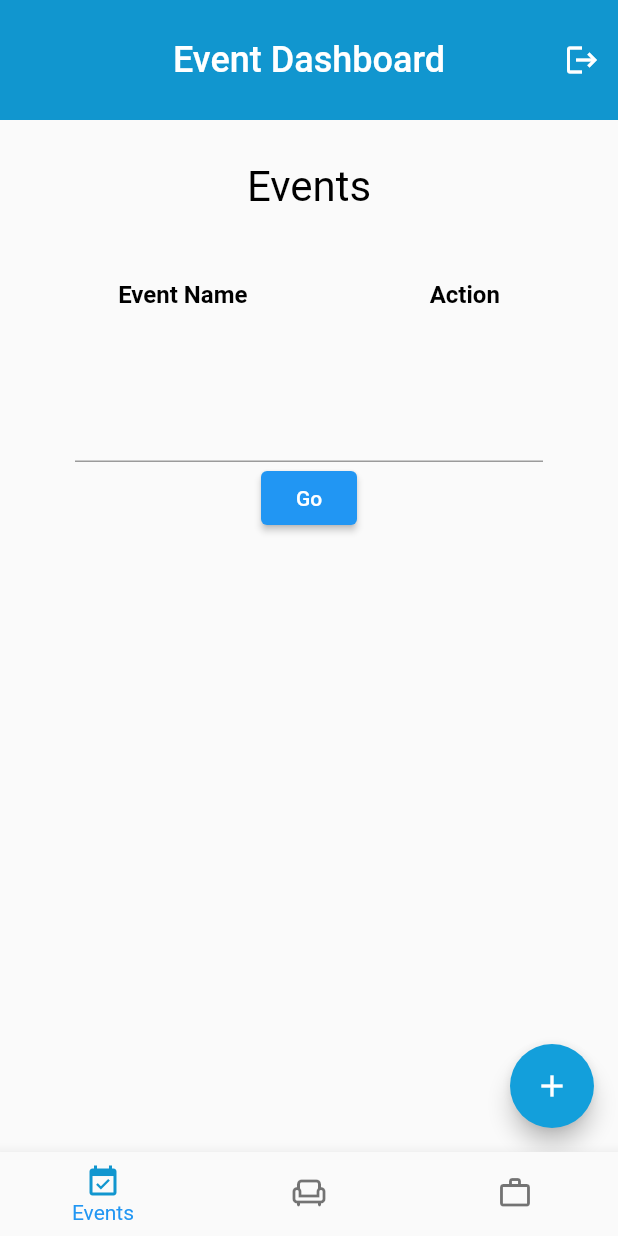
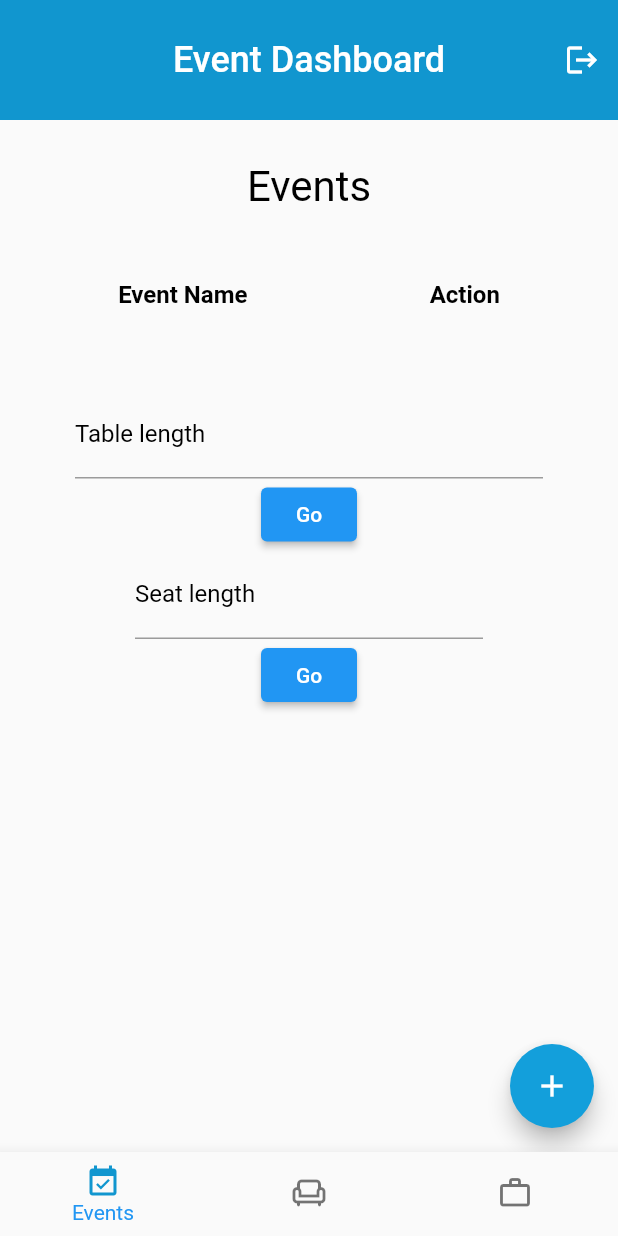
Before and after one commit to saadbhaldar1212/Project-Guestify, a Flutter app: the screen it shows after launch, on a phone screen of 412 x 824 dp. Run offline on Flutter 3.47's test engine with Material 2 defaults, Android fonts, the phone set to English and light mode, and no system bars; our stand-ins replace firebase_auth, firebase_core, firebase_database, fluttertoast, get; accounts and stored records are empty; project files that could hold a hidden picture were left out.

Commit message:
managing seat layout done

```diff
--- a/lib/dashboard/bottomappbar_pages/event_dashboard.dart
+++ b/lib/dashboard/bottomappbar_pages/event_dashboard.dart
@@ -232,6 +232,14 @@ class _EventDashboardState extends State<EventDashboard> {
                           color: Colors.black,
                         ),
                         keyboardType: TextInputType.number,
+                        decoration: const InputDecoration(
+                          label: Text(
+                            'Table length',
+                            style: TextStyle(
+                              color: Colors.black,
+                            ),
+                          ),
+                        ),
                       ),
                       ElevatedButton(
                         onPressed: (() {
@@ -246,38 +254,41 @@ class _EventDashboardState extends State<EventDashboard> {
                     ],
                   ),
                 ),
-                // Container(
-                //   margin: const EdgeInsets.symmetric(horizontal: 40),
-                //   child: Form(
-                //     key: _sKey,
-                //     child: Column(
-                //       children: [
-                //         TextFormField(
-                //           controller: seatsC,
-                //           style: const TextStyle(
-                //             color: Colors.black,
-                //           ),
-                //           keyboardType: TextInputType.number,
-                //         ),
-                //         ElevatedButton(
-                //           onPressed: (() {
-                //             if (_sKey.currentState!.validate()) {
-                //               seatRef.child(seatKey).set({
-                //                 'Number of Seats': seatsC.text,
-                //               }).then((value) {
-                //                 Get.to(
-                //                   () => const SeatsDashboard(
-                //                       title: 'Seats Dashboard'),
-                //                 );
-                //               });
-                //             }
-                //           }),
-                //           child: const Text('Go'),
-                //         )
-                //       ],
-                //     ),
-                //   ),
-                // )
+                Container(
+                  margin: const EdgeInsets.symmetric(horizontal: 40),
+                  child: Form(
+                    key: _sKey,
+                    child: Column(
+                      children: [
+                        TextFormField(
+                          controller: seatsC,
+                          style: const TextStyle(
+                            color: Colors.black,
+                          ),
+                          keyboardType: TextInputType.number,
+                          decoration: const InputDecoration(
+                            label: Text(
+                              'Seat length',
+                              style: TextStyle(
+                                color: Colors.black,
+                              ),
+                            ),
+                          ),
+                        ),
+                        ElevatedButton(
+                          onPressed: (() {
+                            if (_sKey.currentState!.validate()) {
+                              seatRef.child(seatKey).set({
+                                'Number of Seats': seatsC.text,
+                              }).then((value) {});
+                            }
+                          }),
+                          child: const Text('Go'),
+                        )
+                      ],
+                    ),
+                  ),
+                )
               ],
             ),
           ),
--- a/lib/dashboard/dashboard.dart
+++ b/lib/dashboard/dashboard.dart
@@ -40,6 +40,8 @@ class DashboardState extends State<Dashboard> {
         index: currentIndex,
         children: bottomAppbarPages,
       ),
+      // bottomAppbarPages.elementAt(currentIndex),
+
       bottomNavigationBar: BottomNavigationBar(
         showUnselectedLabels: false,
         currentIndex: currentIndex,
```
Also changed, not shown: lib/dashboard/bottomappbar_pages/seats_dashboard.dart (+14 -1 lines), lib/home/employee_home.dart (+87 -33 lines), lib/login/employee_login.dart (+6 -6 lines), lib/main.dart (+0 -7 lines), lib/seats/seats_ui.dart (+58 -38 lines).
